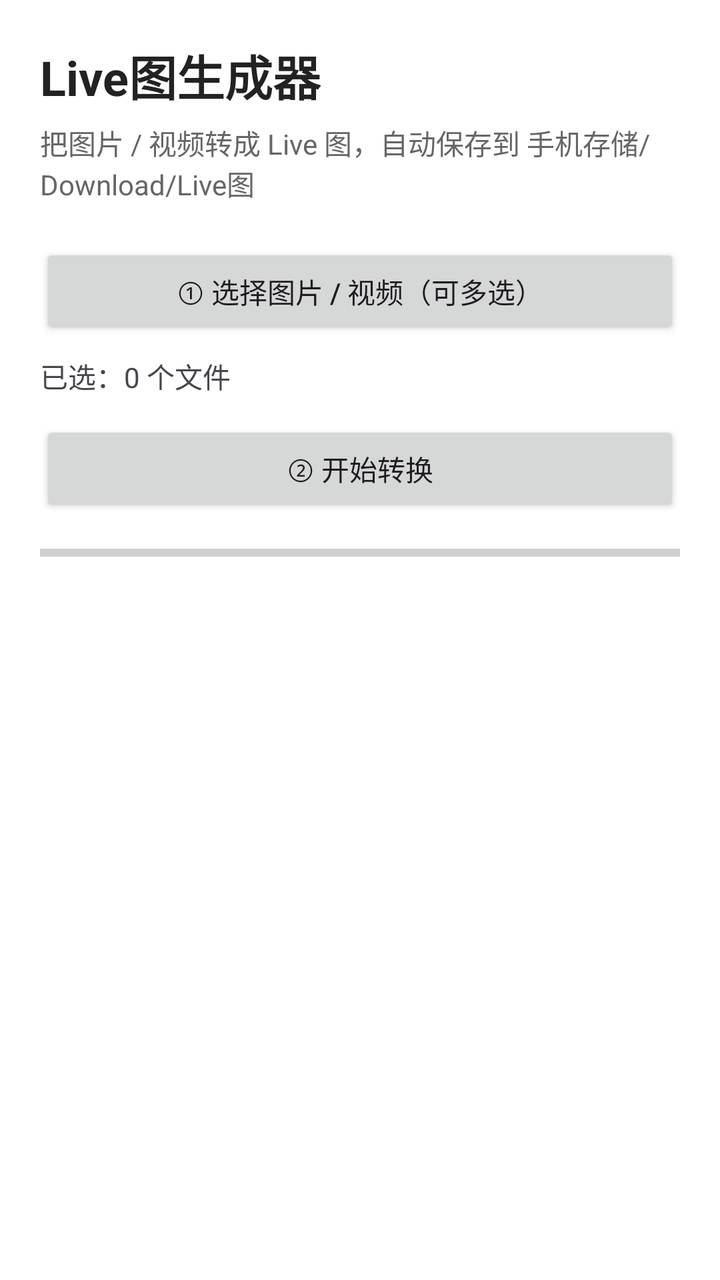
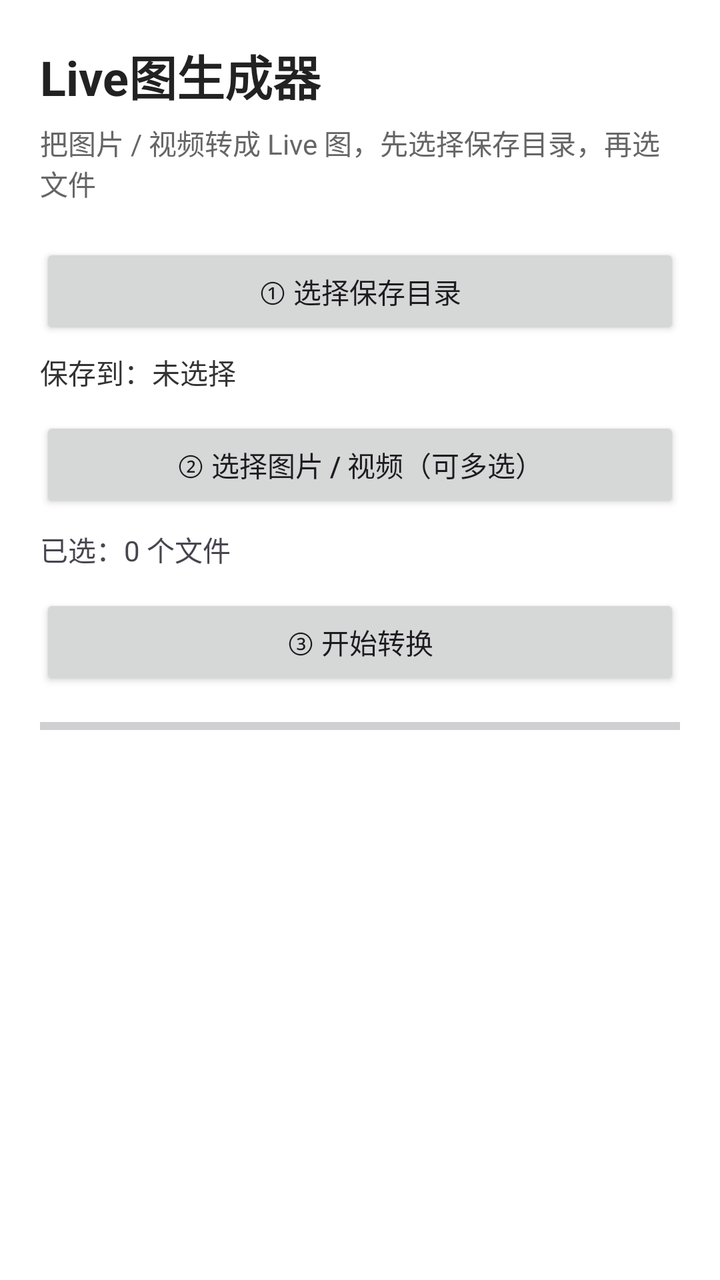

Before-and-after screenshots of an Android layout around one commit, followed by the original layout XML and the change that was made.
<!-- AndroidManifest.xml: application theme Theme.LivePhotoMaker -->
<!-- res/layout/activity_main.xml -->
<?xml version="1.0" encoding="utf-8"?>
<LinearLayout xmlns:android="http://schemas.android.com/apk/res/android"
    android:layout_width="match_parent"
    android:layout_height="match_parent"
    android:orientation="vertical"
    android:padding="20dp">

    <TextView
        android:id="@+id/titleText"
        android:layout_width="wrap_content"
        android:layout_height="wrap_content"
        android:text="Live图生成器"
        android:textSize="24sp"
        android:textStyle="bold"
        android:textColor="#222222" />

    <TextView
        android:id="@+id/subText"
        android:layout_width="wrap_content"
        android:layout_height="wrap_content"
        android:layout_marginTop="6dp"
        android:text="把图片 / 视频转成 Live 图，自动保存到 手机存储/Download/Live图"
        android:textSize="14sp"
        android:textColor="#666666" />

    <Button
        android:id="@+id/selectBtn"
        android:layout_width="match_parent"
        android:layout_height="wrap_content"
        android:layout_marginTop="20dp"
        android:text="① 选择图片 / 视频（可多选）" />

    <TextView
        android:id="@+id/selectedText"
        android:layout_width="wrap_content"
        android:layout_height="wrap_content"
        android:layout_marginTop="8dp"
        android:text="已选：0 个文件"
        android:textSize="14sp" />

    <Button
        android:id="@+id/convertBtn"
        android:layout_width="match_parent"
        android:layout_height="wrap_content"
        android:layout_marginTop="12dp"
        android:text="② 开始转换" />

    <ProgressBar
        android:id="@+id/progressBar"
        style="?android:attr/progressBarStyleHorizontal"
        android:layout_width="match_parent"
        android:layout_height="wrap_content"
        android:layout_marginTop="10dp" />

    <ScrollView
        android:layout_width="match_parent"
        android:layout_height="0dp"
        android:layout_weight="1"
        android:layout_marginTop="12dp">

        <TextView
            android:id="@+id/logText"
            android:layout_width="match_parent"
            android:layout_height="wrap_content"
            android:textSize="13sp"
            android:textColor="#333333"
            android:fontFamily="monospace" />
    </ScrollView>

</LinearLayout>
<!-- resources referenced by this layout -->
<resources>
  <style name="Theme.LivePhotoMaker" parent="Theme.Material3.DayNight.NoActionBar">
          <item name="colorPrimary">@color/purple_500</item>
          <item name="colorPrimaryDark">@color/purple_700</item>
          <item name="android:windowBackground">@color/white</item>
      </style>
  <color name="purple_500">#7C4DFF</color>
  <color name="purple_700">#512DA8</color>
  <color name="white">#FFFFFFFF</color>
</resources>

<!-- the commit's change to res/layout/activity_main.xml (unified diff, before → after) -->
@@ -19,16 +19,32 @@
         android:layout_width="wrap_content"
         android:layout_height="wrap_content"
         android:layout_marginTop="6dp"
-        android:text="把图片 / 视频转成 Live 图，自动保存到 手机存储/Download/Live图"
+        android:text="把图片 / 视频转成 Live 图，先选择保存目录，再选文件"
         android:textSize="14sp"
         android:textColor="#666666" />
+
+    <Button
+        android:id="@+id/selectDirBtn"
+        android:layout_width="match_parent"
+        android:layout_height="wrap_content"
+        android:layout_marginTop="20dp"
+        android:text="① 选择保存目录" />
+
+    <TextView
+        android:id="@+id/dirText"
+        android:layout_width="wrap_content"
+        android:layout_height="wrap_content"
+        android:layout_marginTop="6dp"
+        android:text="保存到：未选择"
+        android:textSize="14sp"
+        android:textColor="#333333" />
 
     <Button
         android:id="@+id/selectBtn"
         android:layout_width="match_parent"
         android:layout_height="wrap_content"
-        android:layout_marginTop="20dp"
-        android:text="① 选择图片 / 视频（可多选）" />
+        android:layout_marginTop="12dp"
+        android:text="② 选择图片 / 视频（可多选）" />
 
     <TextView
         android:id="@+id/selectedText"
@@ -43,7 +59,7 @@
         android:layout_width="match_parent"
         android:layout_height="wrap_content"
         android:layout_marginTop="12dp"
-        android:text="② 开始转换" />
+        android:text="③ 开始转换" />
 
     <ProgressBar
         android:id="@+id/progressBar"
